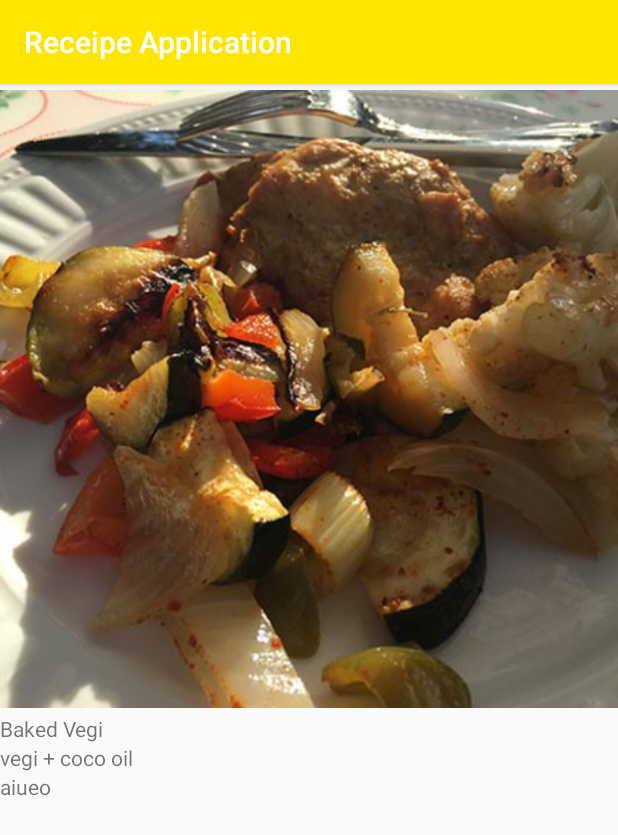
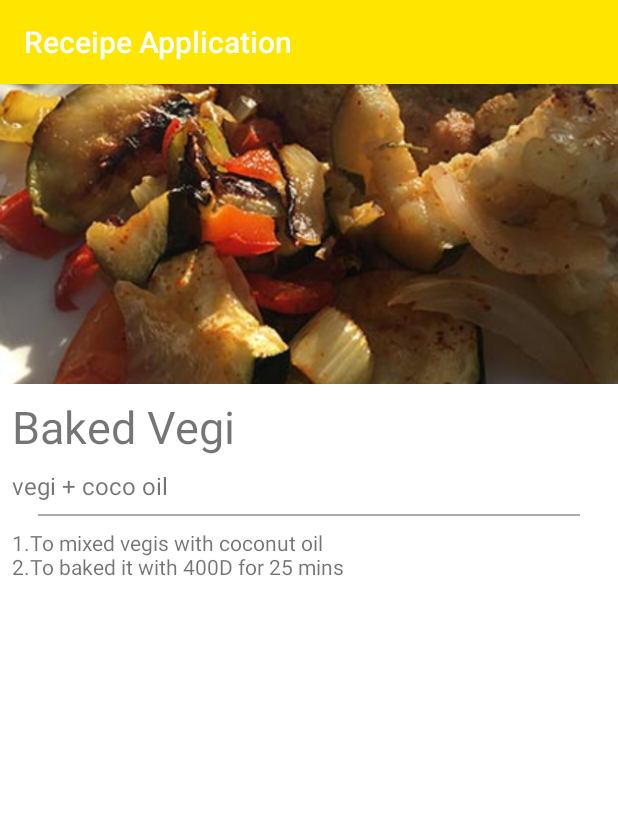
Before and after one commit to saeko0032/ReceipeApplication, an Android app: the screen it shows after launch (RecipeDetailActivity), after a tap on an icon or button, on a phone screen of 412 x 824 dp. Shown: the top 835 px of the screen. Run offline under Robolectric (Android 15) with nearby library versions, the phone set to English and light mode, and no system bars; 2 other taps on this screen came first.

Commit message:
add change

```diff
--- a/app/src/main/java/com/example/saeko/receipeapplication/Recipe.java
+++ b/app/src/main/java/com/example/saeko/receipeapplication/Recipe.java
@@ -11,12 +11,15 @@ public class Recipe implements Serializable {
     private String description;
     private int imgId;
     private boolean isChecked;
+    private String process;
 
-    public Recipe(String title, String description, int imgId) {
+    public Recipe(String title, String description, int imgId, String process) {
         this.title = title;
         this.description = description;
         this.imgId = imgId;
         this.isChecked = false;
+        this.process = process;
+
     }
 
     public String getTitle() {
@@ -50,4 +53,12 @@ public class Recipe implements Serializable {
     public void setChecked(boolean checked) {
         isChecked = checked;
     }
+
+    public String getProcess() {
+        return process;
+    }
+
+    public void setProcess(String process) {
+        this.process = process;
+    }
 }
--- a/app/src/main/java/com/example/saeko/receipeapplication/RecipeActivity.java
+++ b/app/src/main/java/com/example/saeko/receipeapplication/RecipeActivity.java
@@ -101,25 +101,26 @@ public class RecipeActivity extends AppCompatActivity {
     }
 
     public void prepareRecipeData() {
-        Recipe recipe = new Recipe("Baked Vegi", "vegi + coco oil",R.drawable.recipe1);
+        Recipe recipe = new Recipe("Baked Vegi", "vegi + coco oil",R.drawable.recipe1,"1.To mixed vegis with coconut oil \n2.To baked it with 400D for 25 mins");
         recipeList.add(recipe);
-        recipe = new Recipe("Ice noodle", "eggs + noodle",R.drawable.recipe2);
+        recipe = new Recipe("Ice noodle", "eggs + noodle",R.drawable.recipe2, "1. To boil eggs noodle \n2. To add some ingrediends and mixed well ");
         recipeList.add(recipe);
-        recipe = new Recipe("Seafood salad", "seafood + vegi",R.drawable.recipe3);
+        recipe = new Recipe("Seafood salad", "seafood + vegi",R.drawable.recipe3, "1. To boil eggs noodle \n2. To add some ingrediends and mixed well ");
         recipeList.add(recipe);
-        recipe = new Recipe("Chirashi don", "seafood + rice",R.drawable.recipe4);
+        recipe = new Recipe("Chirashi don", "seafood + rice",R.drawable.recipe4, "1. To steam rice \n2. To add some sushimi ingrediends ");
         recipeList.add(recipe);
-        recipe = new Recipe("Boiled egg", "eggs",R.drawable.recipe5);
+        recipe = new Recipe("Boiled egg", "eggs",R.drawable.recipe5, "1. To boil eggs with 8mins");
         recipeList.add(recipe);
-        recipe = new Recipe("Niku Udon", "meat + noodle",R.drawable.recipe6);
+        recipe = new Recipe("Niku Udon", "meat + noodle",R.drawable.recipe6, "1. To boil udon noodle \n2. eat with dashi soup");
         recipeList.add(recipe);
-        recipe = new Recipe("Oyako don", "chicken +  eggs",R.drawable.recipe7);
+        recipe = new Recipe("Oyako don", "chicken +  eggs",R.drawable.recipe7, "1. To steam rice \n2. To boil checkin in dashi soup \n 3. To mix well");
         recipeList.add(recipe);
-        recipe = new Recipe("Carbonara", "eggs + pasta + cheese",R.drawable.recipe8);
+        recipe = new Recipe("Carbonara", "eggs + pasta + cheese",R.drawable.recipe8, "1. To boild pasta \n2. To mix with eggs and cheese");
         recipeList.add(recipe);
-        recipe = new Recipe("Chawan mushi", "eggs",R.drawable.recipe9);
+        recipe = new Recipe("Chawan mushi", "eggs",R.drawable.recipe9, "1. To steam eggs and dashi soup for 10mins");
+
         recipeList.add(recipe);
-        recipe = new Recipe("Pizza", "go buy princess",R.drawable.recipe10);
+        recipe = new Recipe("Pizza", "go buy princess",R.drawable.recipe10, "1. To go to steeveston pizza \n2. To order pizza!");
         recipeList.add(recipe);
     }
 
--- a/app/src/main/java/com/example/saeko/receipeapplication/RecipeDetailActivity.java
+++ b/app/src/main/java/com/example/saeko/receipeapplication/RecipeDetailActivity.java
@@ -35,7 +35,7 @@ public class RecipeDetailActivity extends AppCompatActivity {
         detailImage.setImageResource(recipe.getImgId());
         detailTitle.setText(recipe.getTitle());
         detailDescription.setText(recipe.getDescription());
-        detailRule.setText("aiueo");
+        detailRule.setText(recipe.getProcess());
 
     }
 }
--- a/app/src/main/res/layout/recipe_detail_view.xml
+++ b/app/src/main/res/layout/recipe_detail_view.xml
@@ -1,24 +1,47 @@
 <?xml version="1.0" encoding="utf-8"?>
 <LinearLayout xmlns:android="http://schemas.android.com/apk/res/android"
     android:orientation="vertical" android:layout_width="match_parent"
-    android:layout_height="match_parent">
+    android:layout_height="match_parent"
+    android:background="@color/colorWhite"
+    android:weightSum="1">
+
     <ImageView
-        android:src="@drawable/recipe1"
         android:id="@+id/recipe_detail_image"
         android:layout_width="match_parent"
+        android:layout_height="200dp"
+        android:adjustViewBounds="true"
+        android:scaleType="centerCrop"
+        android:src="@drawable/recipe1" />
+
+    <TextView
+        android:text="Title"
+        android:padding="@dimen/for_8"
+        android:id="@+id/recipe_detail_title"
+        android:textSize="30sp"
+        android:layout_width="wrap_content"
         android:layout_height="wrap_content" />
     <TextView
-        android:text="Title"
-    android:id="@+id/recipe_detail_title"
-    android:layout_width="wrap_content"
-    android:layout_height="wrap_content" />
-    <TextView
         android:text="description"
+        android:paddingLeft="@dimen/for_8"
+        android:textSize="16sp"
+        android:paddingBottom="@dimen/for_8"
         android:id="@+id/recipe_detail_description"
         android:layout_width="wrap_content"
         android:layout_height="wrap_content" />
+    <View
+        android:id="@+id/divider"
+        android:paddingTop="@dimen/for_8"
+        android:paddingLeft="@dimen/for_8"
+        android:layout_width="361dp"
+        android:layout_height="1dp"
+        android:layout_gravity="center_horizontal"
+        android:layout_below="@id/recipe_detail_description"
+        android:background="@android:color/darker_gray" />
+
     <TextView
         android:text="rule"
+        android:paddingTop="@dimen/for_8"
+        android:paddingLeft="@dimen/for_8"
         android:id="@+id/recipe_detail_guide"
         android:layout_width="wrap_content"
         android:layout_height="wrap_content" />
--- a/app/src/main/res/values/colors.xml
+++ b/app/src/main/res/values/colors.xml
@@ -3,4 +3,5 @@
     <color name="colorPrimary">#FFE600</color>
     <color name="colorPrimaryDark">#C0D860</color>
     <color name="colorAccent">#BFC2DF</color>
+    <color name="colorWhite">#FFFFFF</color>
 </resources>
```
